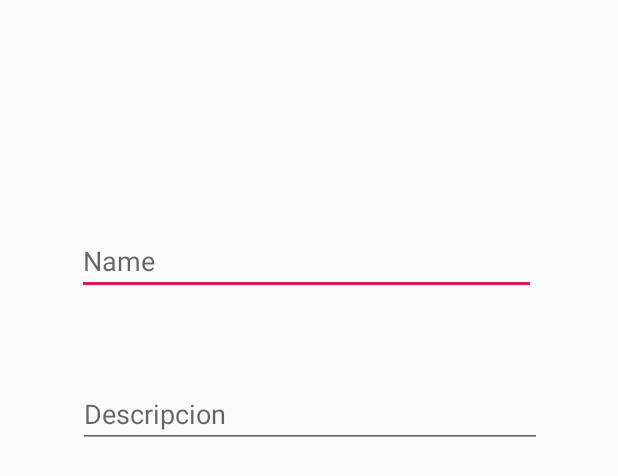
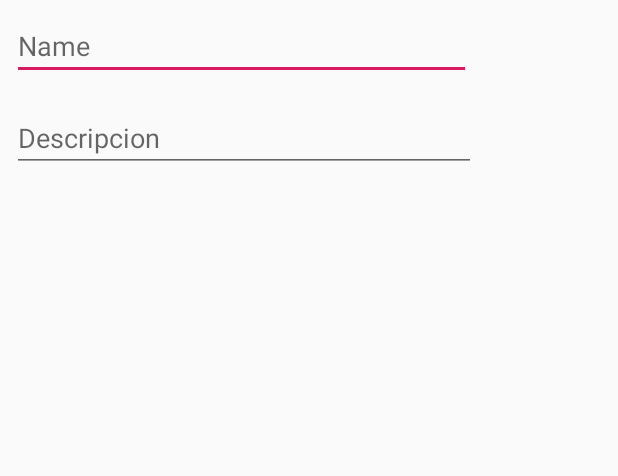
Before and after one commit to evalencia891212/PalateCharmed, an Android app: the layout marks_detail_layout.xml on its own in the app's theme, with its tools: preview values and no code run, on a phone screen of 412 x 824 dp. Shown: the top 476 px of the screen. Run offline under Robolectric (Android 15) with nearby library versions, the phone set to English and light mode, and no system bars.

```diff
--- a/app/src/main/java/com/example/emmanuel/palatecharmed/marks/MarksActivity.java
+++ b/app/src/main/java/com/example/emmanuel/palatecharmed/marks/MarksActivity.java
@@ -19,8 +19,9 @@ public class MarksActivity extends AppCompatActivity implements MarksContract.vi
 
     }
 
+
     @Override
-    public void showNewMarkDialog() {
+    public void showNewMarkDialog(View view) {
         View dialogView = View.inflate(this, R.layout.marks_detail_layout, null);
 
 
--- a/app/src/main/java/com/example/emmanuel/palatecharmed/marks/MarksContract.java
+++ b/app/src/main/java/com/example/emmanuel/palatecharmed/marks/MarksContract.java
@@ -1,9 +1,11 @@
 package com.example.emmanuel.palatecharmed.marks;
+
+import android.view.View;
 
 public interface MarksContract {
 
     interface view{
-        void showNewMarkDialog();
+        void showNewMarkDialog(View view);
     }
 
     interface presenter{
--- a/app/src/main/res/layout/marks_detail_layout.xml
+++ b/app/src/main/res/layout/marks_detail_layout.xml
@@ -1,10 +1,18 @@
 <?xml version="1.0" encoding="utf-8"?>
 <android.support.constraint.ConstraintLayout
+
     xmlns:android="http://schemas.android.com/apk/res/android"
     xmlns:app="http://schemas.android.com/apk/res-auto"
     xmlns:tools="http://schemas.android.com/tools"
     android:layout_width="match_parent"
     android:layout_height="match_parent">
+
+    <LinearLayout
+        android:layout_width="336dp"
+        android:layout_height="199dp"
+        android:orientation="vertical"
+        tools:layout_editor_absoluteX="29dp"
+        tools:layout_editor_absoluteY="8dp">
 
         <EditText
             android:id="@+id/editText"
@@ -17,14 +25,14 @@
             android:layout_marginRight="8dp"
             android:layout_marginBottom="8dp"
             android:ems="10"
+            android:hint="Name"
             android:inputType="textPersonName"
-        android:hint="Name"
             app:layout_constraintBottom_toBottomOf="parent"
             app:layout_constraintEnd_toEndOf="parent"
             app:layout_constraintHorizontal_bias="0.483"
             app:layout_constraintStart_toStartOf="parent"
             app:layout_constraintTop_toTopOf="parent"
-        app:layout_constraintVertical_bias="0.188" />
+            app:layout_constraintVertical_bias="0.073" />
 
         <EditText
             android:id="@+id/editText2"
@@ -37,12 +45,16 @@
             android:layout_marginRight="8dp"
             android:layout_marginBottom="8dp"
             android:ems="10"
+            android:hint="Descripcion"
             android:inputType="textPersonName"
-        android:hint="Descripcion"
             app:layout_constraintBottom_toBottomOf="parent"
             app:layout_constraintEnd_toEndOf="parent"
-        app:layout_constraintHorizontal_bias="0.508"
+            app:layout_constraintHorizontal_bias="0.457"
             app:layout_constraintStart_toStartOf="parent"
             app:layout_constraintTop_toTopOf="parent"
-        app:layout_constraintVertical_bias="0.322" />
+            app:layout_constraintVertical_bias="0.229" />
+
+    </LinearLayout>
+
+
 </android.support.constraint.ConstraintLayout>
--- a/app/src/main/res/layout/marks_layout.xml
+++ b/app/src/main/res/layout/marks_layout.xml
@@ -20,6 +20,7 @@
         android:layout_marginEnd="8dp"
         android:layout_marginRight="8dp"
         android:layout_marginBottom="8dp"
+        android:onClick="showNewMarkDialog"
         android:backgroundTint="@color/colorPrimary"
         android:src="@android:drawable/ic_input_add"
         app:layout_constraintBottom_toBottomOf="parent"
```
Lines whose indentation alone changed are shown as unchanged.
